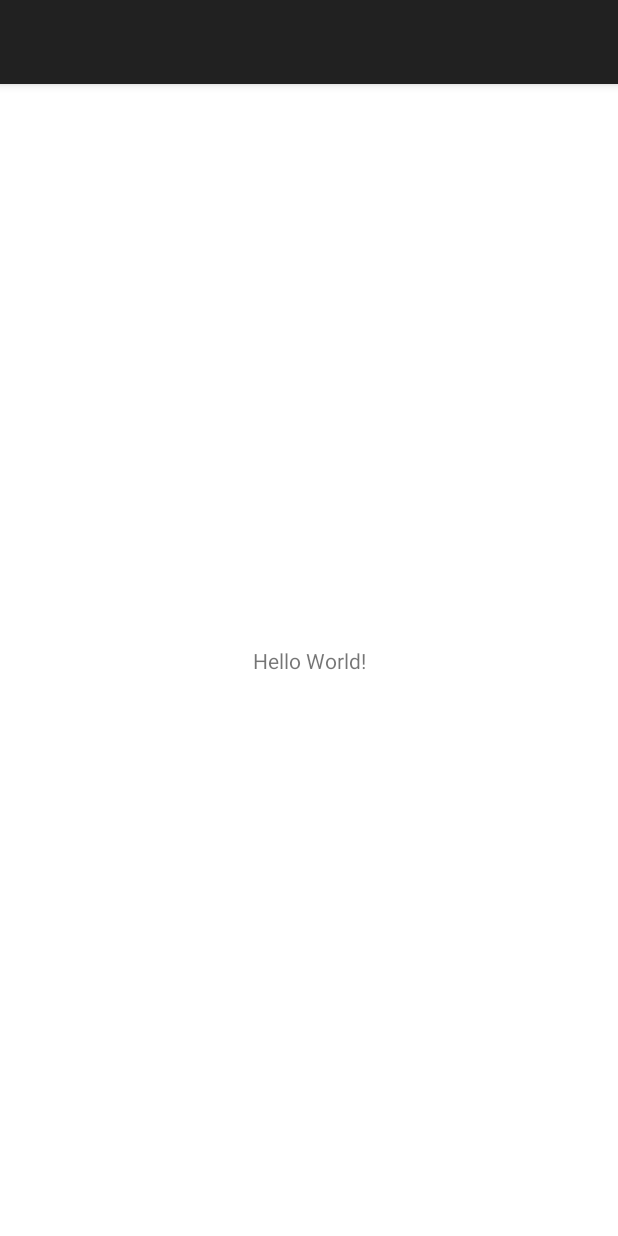
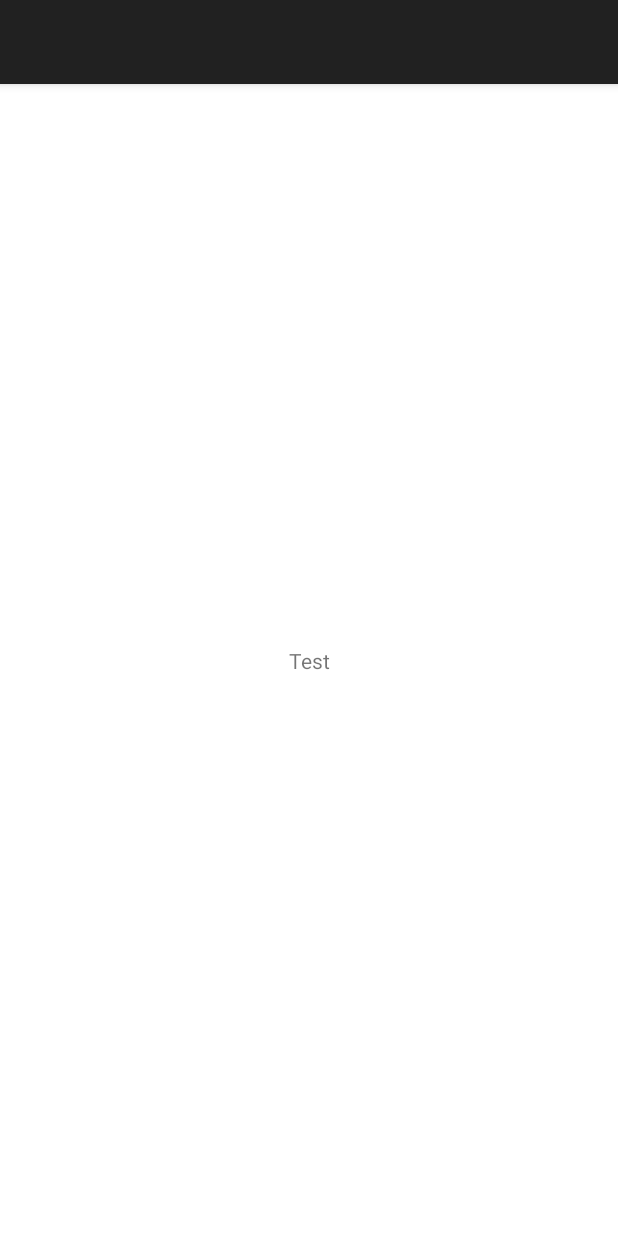
Before and after one commit to viabe/PlanIt, an Android app: the screen it shows after launch (MainActivity), on a phone screen of 412 x 824 dp. Run offline under Robolectric (Android 15) with nearby library versions, the phone set to English and light mode, and no system bars.

Commit message:
Merge Test입니다

```diff
--- a/app/src/main/res/layout/activity_main.xml
+++ b/app/src/main/res/layout/activity_main.xml
@@ -10,10 +10,12 @@
     <TextView
         android:layout_width="wrap_content"
         android:layout_height="wrap_content"
-        android:text="Hello World!"
+        android:text="Test"
         app:layout_constraintBottom_toBottomOf="parent"
         app:layout_constraintEnd_toEndOf="parent"
         app:layout_constraintStart_toStartOf="parent"
         app:layout_constraintTop_toTopOf="parent" />
 
+
+
 </androidx.constraintlayout.widget.ConstraintLayout>
```
